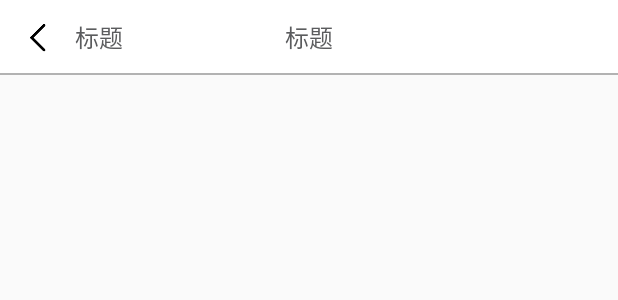
After one commit to chenguo4930/biaoqian, an Android app: the layout title_layout.xml on its own in the app's theme, with its tools: preview values and no code run, on a phone screen of 412 x 824 dp. The commit adds this screen. Shown: the top 300 px of the screen. Run offline under Robolectric (Android 15) with nearby library versions, the phone set to English and light mode, and no system bars.

Commit message:
提取titlelayout

```diff
--- /dev/null
+++ b/app/src/main/res/layout/title_layout.xml
@@ -0,0 +1,37 @@
+<?xml version="1.0" encoding="utf-8"?>
+<RelativeLayout xmlns:android="http://schemas.android.com/apk/res/android"
+    xmlns:tools="http://schemas.android.com/tools"
+    android:layout_width="match_parent"
+    android:layout_height="@dimen/title_height"
+    android:background="@color/white">
+
+    <ImageView
+        android:id="@+id/img_back"
+        android:layout_width="50dp"
+        android:layout_height="match_parent"
+        android:scaleType="centerInside"
+        android:src="@mipmap/icon_back" />
+
+    <TextView
+        android:id="@+id/tv_back_title"
+        style="@style/TitleTextStyle"
+        android:layout_width="wrap_content"
+        android:layout_height="match_parent"
+        android:layout_toRightOf="@+id/img_back"
+        tools:text="标题" />
+
+    <TextView
+        android:id="@+id/tv_title"
+        style="@style/TitleTextStyle"
+        android:layout_width="wrap_content"
+        android:layout_height="match_parent"
+        android:layout_centerInParent="true"
+        tools:text="标题" />
+
+    <View
+        android:layout_width="match_parent"
+        android:layout_height="1dp"
+        android:layout_alignParentBottom="true"
+        android:background="@color/black_30" />
+
+</RelativeLayout>
```
Also changed, not shown: app/src/main/res/layout/fragment_test.xml (+1 -25 lines).
